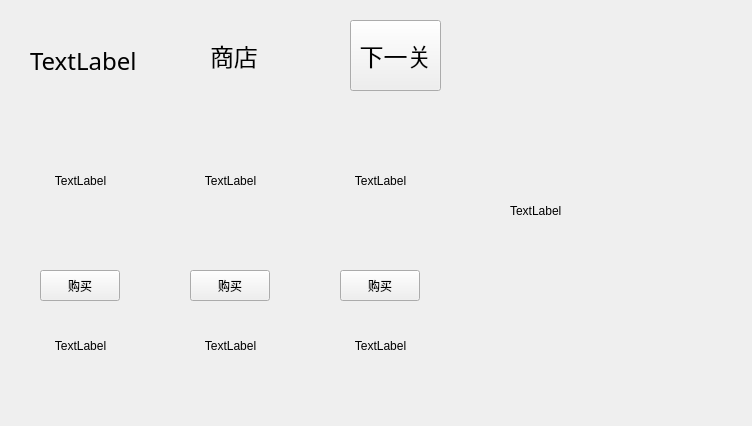
Qt form goldMiner/shop.ui (fatty-belly/QT-goldMiner) before a commit.
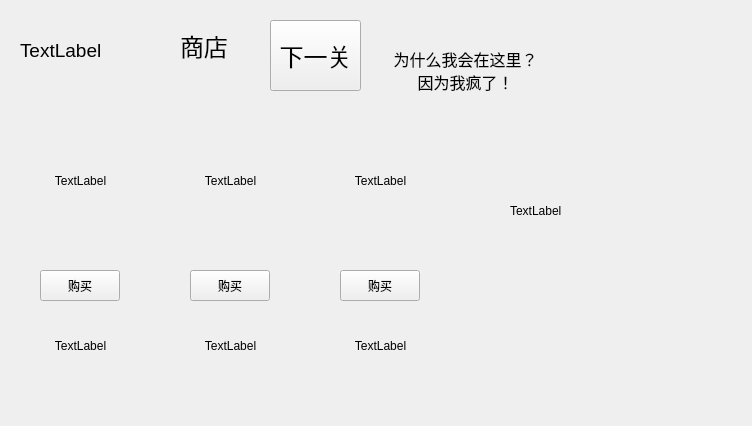
The same form after that commit. Icons and pictures are not drawn.

Commit message: perfect the monologue of Dave & add win/lose sound

```diff
--- a/goldMiner/shop.ui
+++ b/goldMiner/shop.ui
@@ -148,7 +148,7 @@
   <widget class="QPushButton" name="nextLevelButton">
    <property name="geometry">
     <rect>
-     <x>350</x>
+     <x>270</x>
      <y>20</y>
      <width>91</width>
      <height>71</height>
@@ -167,8 +167,8 @@
   <widget class="QLabel" name="label_4">
    <property name="geometry">
     <rect>
-     <x>210</x>
-     <y>40</y>
+     <x>180</x>
+     <y>30</y>
      <width>91</width>
      <height>31</height>
     </rect>
@@ -186,16 +186,16 @@
   <widget class="QLabel" name="coinLabel">
    <property name="geometry">
     <rect>
-     <x>30</x>
-     <y>40</y>
-     <width>141</width>
+     <x>20</x>
+     <y>30</y>
+     <width>151</width>
      <height>41</height>
     </rect>
    </property>
    <property name="font">
     <font>
-     <family>Academy Engraved LET</family>
-     <pointsize>18</pointsize>
+     <family>Microsoft YaHei UI</family>
+     <pointsize>14</pointsize>
     </font>
    </property>
    <property name="text">
@@ -275,6 +275,35 @@
     <string>TextLabel</string>
    </property>
   </widget>
+  <widget class="QLabel" name="daveLabel">
+   <property name="geometry">
+    <rect>
+     <x>370</x>
+     <y>0</y>
+     <width>191</width>
+     <height>141</height>
+    </rect>
+   </property>
+   <property name="font">
+    <font>
+     <pointsize>12</pointsize>
+    </font>
+   </property>
+   <property name="styleSheet">
+    <string notr="true">background-image: url(&quot;../goldMiner/Images/bubble.png&quot;);
+</string>
+   </property>
+   <property name="text">
+    <string>为什么我会在这里？
+因为我疯了！</string>
+   </property>
+   <property name="scaledContents">
+    <bool>true</bool>
+   </property>
+   <property name="alignment">
+    <set>Qt::AlignCenter</set>
+   </property>
+  </widget>
  </widget>
  <resources/>
  <connections/>
```
The commit also changes 17 other files.
